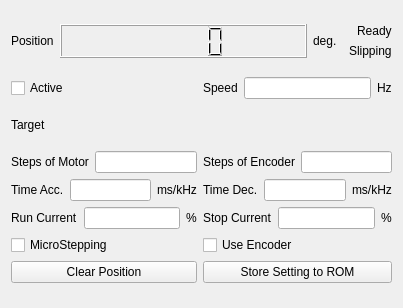
northriv/KAME, file modules/motor/core/motorform.ui: the form before one commit.
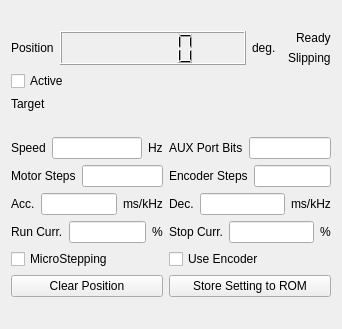
The form after the commit. Custom widgets are drawn as their Qt base class.

Patch:
```diff
--- a/modules/motor/core/motorform.ui
+++ b/modules/motor/core/motorform.ui
@@ -6,8 +6,8 @@
    <rect>
     <x>0</x>
     <y>0</y>
-    <width>403</width>
-    <height>308</height>
+    <width>342</width>
+    <height>329</height>
    </rect>
   </property>
   <property name="windowTitle">
@@ -16,6 +16,8 @@
   <widget class="QWidget" name="widget">
    <layout class="QGridLayout" name="gridLayout">
     <item row="0" column="0" colspan="2">
+     <layout class="QVBoxLayout" name="verticalLayout_4">
+      <item>
      <layout class="QHBoxLayout" name="horizontalLayout_5">
       <item>
        <layout class="QHBoxLayout" name="horizontalLayout">
@@ -115,7 +117,7 @@
       </item>
      </layout>
     </item>
-    <item row="1" column="0">
+      <item>
      <widget class="QCheckBox" name="m_ckbActive">
       <property name="sizePolicy">
        <sizepolicy hsizetype="Fixed" vsizetype="Fixed">
@@ -128,46 +130,7 @@
       </property>
      </widget>
     </item>
-    <item row="1" column="1">
-     <layout class="QHBoxLayout">
       <item>
-       <widget class="QLabel" name="textLabel2_3">
-        <property name="sizePolicy">
-         <sizepolicy hsizetype="Preferred" vsizetype="Fixed">
-          <horstretch>0</horstretch>
-          <verstretch>0</verstretch>
-         </sizepolicy>
-        </property>
-        <property name="text">
-         <string>Speed</string>
-        </property>
-        <property name="wordWrap">
-         <bool>false</bool>
-        </property>
-       </widget>
-      </item>
-      <item>
-       <widget class="QLineEdit" name="m_edSpeed"/>
-      </item>
-      <item>
-       <widget class="QLabel" name="textLabel3_2">
-        <property name="sizePolicy">
-         <sizepolicy hsizetype="Preferred" vsizetype="Fixed">
-          <horstretch>0</horstretch>
-          <verstretch>0</verstretch>
-         </sizepolicy>
-        </property>
-        <property name="text">
-         <string>Hz</string>
-        </property>
-        <property name="wordWrap">
-         <bool>false</bool>
-        </property>
-       </widget>
-      </item>
-     </layout>
-    </item>
-    <item row="2" column="0" colspan="2">
      <layout class="QHBoxLayout" name="horizontalLayout_2">
       <item>
        <widget class="QLabel" name="textLabel2_6">
@@ -215,8 +178,49 @@
       </item>
      </layout>
     </item>
-    <item row="3" column="0">
+     </layout>
+    </item>
+    <item row="1" column="0">
      <layout class="QVBoxLayout" name="verticalLayout_3">
+      <item>
+       <layout class="QHBoxLayout">
+        <item>
+         <widget class="QLabel" name="textLabel2_3">
+          <property name="sizePolicy">
+           <sizepolicy hsizetype="Preferred" vsizetype="Fixed">
+            <horstretch>0</horstretch>
+            <verstretch>0</verstretch>
+           </sizepolicy>
+          </property>
+          <property name="text">
+           <string>Speed</string>
+          </property>
+          <property name="wordWrap">
+           <bool>false</bool>
+          </property>
+         </widget>
+        </item>
+        <item>
+         <widget class="QLineEdit" name="m_edSpeed"/>
+        </item>
+        <item>
+         <widget class="QLabel" name="textLabel3_2">
+          <property name="sizePolicy">
+           <sizepolicy hsizetype="Preferred" vsizetype="Fixed">
+            <horstretch>0</horstretch>
+            <verstretch>0</verstretch>
+           </sizepolicy>
+          </property>
+          <property name="text">
+           <string>Hz</string>
+          </property>
+          <property name="wordWrap">
+           <bool>false</bool>
+          </property>
+         </widget>
+        </item>
+       </layout>
+      </item>
       <item>
        <layout class="QHBoxLayout">
         <item>
@@ -228,7 +232,7 @@
            </sizepolicy>
           </property>
           <property name="text">
-           <string>Steps of Motor</string>
+           <string>Motor Steps</string>
           </property>
           <property name="wordWrap">
            <bool>false</bool>
@@ -251,7 +255,7 @@
            </sizepolicy>
           </property>
           <property name="text">
-           <string>Time Acc.</string>
+           <string>Acc.</string>
           </property>
           <property name="wordWrap">
            <bool>false</bool>
@@ -290,7 +294,7 @@
            </sizepolicy>
           </property>
           <property name="text">
-           <string>Run Current</string>
+           <string>Run Curr.</string>
           </property>
           <property name="wordWrap">
            <bool>false</bool>
@@ -340,8 +344,31 @@
       </item>
      </layout>
     </item>
-    <item row="3" column="1">
+    <item row="1" column="1">
      <layout class="QVBoxLayout" name="verticalLayout_2">
+      <item>
+       <layout class="QHBoxLayout" name="_7">
+        <item>
+         <widget class="QLabel" name="textLabel2_13">
+          <property name="sizePolicy">
+           <sizepolicy hsizetype="Preferred" vsizetype="Fixed">
+            <horstretch>0</horstretch>
+            <verstretch>0</verstretch>
+           </sizepolicy>
+          </property>
+          <property name="text">
+           <string>AUX Port Bits</string>
+          </property>
+          <property name="wordWrap">
+           <bool>false</bool>
+          </property>
+         </widget>
+        </item>
+        <item>
+         <widget class="QLineEdit" name="m_edAUXBits"/>
+        </item>
+       </layout>
+      </item>
       <item>
        <layout class="QHBoxLayout" name="_6">
         <item>
@@ -353,7 +380,7 @@
            </sizepolicy>
           </property>
           <property name="text">
-           <string>Steps of Encoder</string>
+           <string>Encoder Steps</string>
           </property>
           <property name="wordWrap">
            <bool>false</bool>
@@ -376,7 +403,7 @@
            </sizepolicy>
           </property>
           <property name="text">
-           <string>Time Dec.</string>
+           <string>Dec.</string>
           </property>
           <property name="wordWrap">
            <bool>false</bool>
@@ -415,7 +442,7 @@
            </sizepolicy>
           </property>
           <property name="text">
-           <string>Stop Current</string>
+           <string>Stop Curr.</string>
           </property>
           <property name="wordWrap">
            <bool>false</bool>
@@ -471,16 +498,16 @@
  <layoutdefault spacing="6" margin="11"/>
  <pixmapfunction>qPixmapFromMimeSource</pixmapfunction>
  <customwidgets>
-  <customwidget>
-   <class>KLed</class>
-   <extends>QWidget</extends>
-   <header>kled.h</header>
-  </customwidget>
   <customwidget>
    <class>KDoubleNumInput</class>
    <extends>QWidget</extends>
    <header>knuminput.h</header>
   </customwidget>
+  <customwidget>
+   <class>KLed</class>
+   <extends>QWidget</extends>
+   <header>kled.h</header>
+  </customwidget>
  </customwidgets>
  <tabstops>
   <tabstop>m_ckbActive</tabstop>
```
Lines whose indentation alone changed are shown as unchanged.
